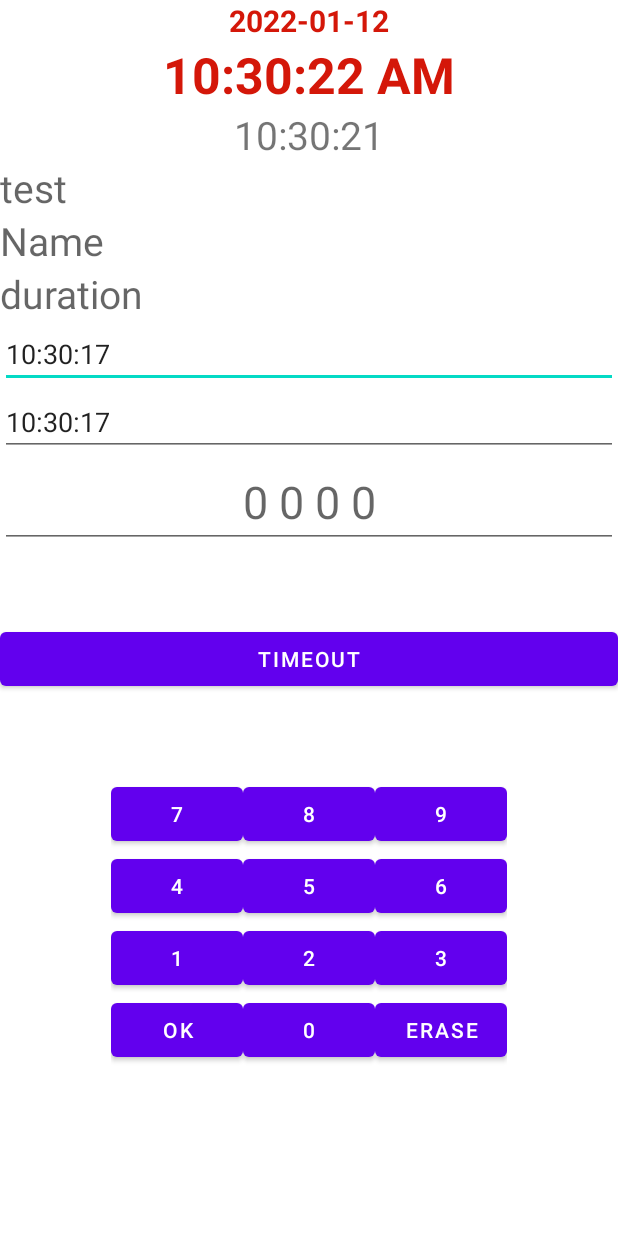
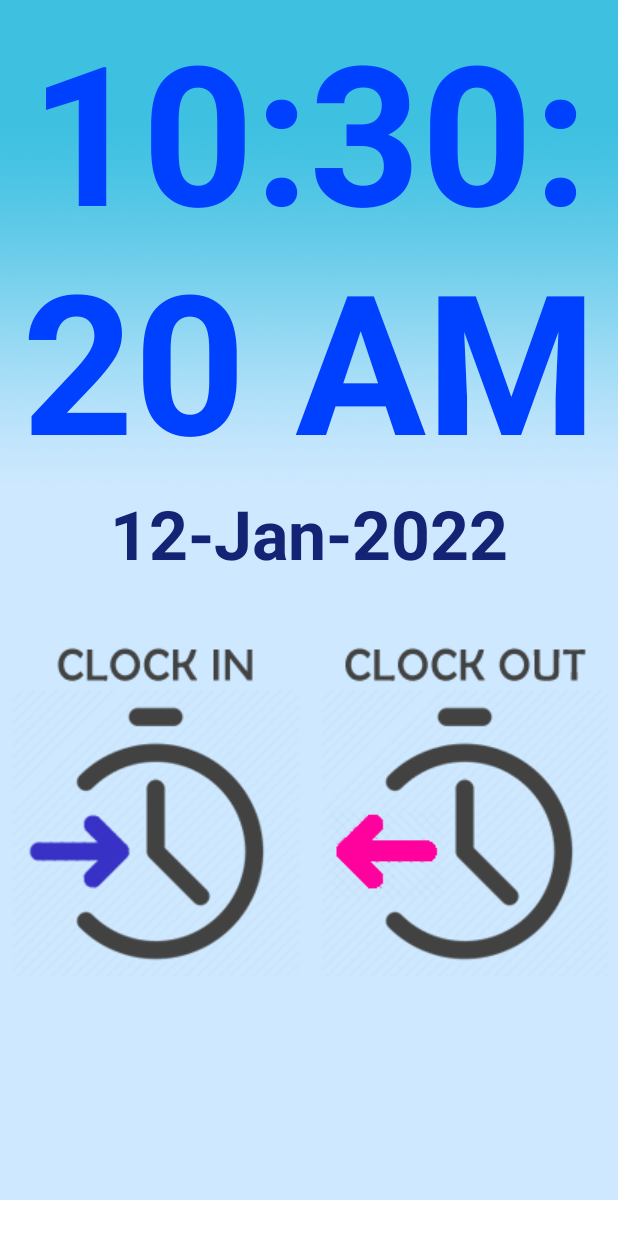
Before and after one commit to nicoderilo/TimINTimeOUT, an Android app: the MainActivity screen opened directly, with no data from a screen before it, after a tap on "OK", on a phone screen of 412 x 824 dp. Run offline under Robolectric (Android 15) with nearby library versions, the phone set to English and light mode, and no system bars; 1 statement that could not run was skipped; 1 other tap on this screen came first.

Commit message:
designed timINtimeOut xml

```diff
--- a/app/src/main/java/com/example/timintimeout/ConnectionHelper.java
+++ b/app/src/main/java/com/example/timintimeout/ConnectionHelper.java
@@ -21,6 +21,7 @@
     public Connection conclass()
     {
         ip="10.0.0.106";
+        //ip="192.168.0.45";
         port="50379";
         db="timetrack";
         un="sa";
--- a/app/src/main/java/com/example/timintimeout/MainActivity.java
+++ b/app/src/main/java/com/example/timintimeout/MainActivity.java
@@ -4,6 +4,7 @@
 import androidx.appcompat.app.AppCompatActivity;
 
 import android.annotation.SuppressLint;
+import android.content.Intent;
 import android.os.Bundle;
 import android.os.Handler;
 import android.os.StrictMode;
@@ -37,12 +38,14 @@
     public TextView current_time_view,tvDuration,tvTimeMode,tvempName,tvTest;
     private Handler mHandler = new Handler();//for my timer
     Connection connection;
+
    // ConnectionHelper connectionHelper;
 
     @Override
     protected void onCreate(Bundle savedInstanceState) {
         getSupportActionBar().hide(); //this will hide the title of my proj
         super.onCreate(savedInstanceState);
+        hideNavigationBar();
         setContentView(R.layout.activity_main);
         Instant start = Instant.now();
         // time passes
@@ -56,7 +59,7 @@
         tvTimeMode = findViewById(R.id.tvTimeMode);
         tvempName = findViewById(R.id.tvempName);
         tvTest = findViewById(R.id.tvTest);
-        btnTimeOut = findViewById(R.id.btnTimeOut);
+        //btnTimeOut = findViewById(R.id.btnTimeOut);
         btnOk = findViewById(R.id.btnOk);
         btnErase = findViewById(R.id.btnErase);
         btn0 = findViewById(R.id.btn0);
@@ -81,15 +84,15 @@
 
 
         //----------------------------------------------------------------------------------------------------
-        btnTimeOut.setOnClickListener(new View.OnClickListener() {
-            @Override
-            public void onClick(View view) {
-                String startTime =  current_time_view.getText().toString();
-                String endTime = current_time_view.getText().toString();
-                etStart.setText(startTime);
-                etEnd.setText(endTime);
-            }
-        });
+//        btnTimeOut.setOnClickListener(new View.OnClickListener() {
+//            @Override
+//            public void onClick(View view) {
+//                String startTime =  current_time_view.getText().toString();
+//                String endTime = current_time_view.getText().toString();
+//                etStart.setText(startTime);
+//                etEnd.setText(endTime);
+//            }
+//        });
 
         btnOk.setOnClickListener(new View.OnClickListener() {
             @Override
@@ -105,9 +108,9 @@
                 try {
                     if (connection !=null){
 
-                        Toast.makeText(getApplicationContext(), "connected to server", Toast.LENGTH_LONG).show();
+                        Toast.makeText(getApplicationContext(), "connected to server", Toast.LENGTH_SHORT).show();
                     } else if (connection ==null){
-                    Toast.makeText(getApplicationContext(), "Not connected to server", Toast.LENGTH_LONG).show();
+                    Toast.makeText(getApplicationContext(), "Not connected to server", Toast.LENGTH_SHORT).show();
                 }
                 }  catch (Exception exception){
                     Log.e("Error",exception.getMessage());
@@ -137,10 +140,21 @@
                             String Time_IN_Value = etStart.getText().toString();
                             if (Time_IN_Value.equals("")) {
 
+                                String sqlGetName ="SELECT * FROM employee WHERE empUser = '"+ etEmpCode.getText().toString() +"'";
+
+                                st = connection.createStatement();
+                                rs = st.executeQuery(sqlGetName);
+
+                                while(rs.next()){
+
+                                    tvempName.setText(rs.getString(2)); //get empFName to save
+
+                                }
                                 etStart.setText(current_time_view.getText().toString());
                                         String sqlinsert ="INSERT INTO timeSummary ([empUser],[empFName],[startTime],[endTime],[duration],[date]) VALUES ('"+ etEmpCode.getText().toString() +"','"+tvempName.getText().toString()+"','"+etStart.getText().toString()+"','"+etEnd.getText().toString()+"','"+tvDuration.getText().toString()+"','"+ textClockDate.getText().toString()+"')";
-                                        Toast.makeText(getApplicationContext(), "Added Successful", Toast.LENGTH_LONG).show();
+                                        Toast.makeText(getApplicationContext(), "Time In Successful", Toast.LENGTH_LONG).show();
                                         st.executeQuery(sqlinsert);
+                                Toast.makeText(getApplicationContext(), "Time IN Successful", Toast.LENGTH_SHORT).show();
                             }//save startTime - END
 
 
@@ -190,33 +204,16 @@
                         Toast.makeText(getApplicationContext(), "Added Successful", Toast.LENGTH_LONG).show();
                         Statement st = connection.createStatement();
                         st.executeQuery(sqlinsert);
+                        Toast.makeText(getApplicationContext(), "Time OUT Successful", Toast.LENGTH_SHORT).show();
                     } catch (ParseException | SQLException e) {
                         e.printStackTrace();
                     }
 
                 } //this code will get the time and display in edit text - END
 
-
+                Intent intent = new Intent(MainActivity.this, TimeInOutActivity.class);
+                startActivity(intent);
             } //BtnOk - end
-
-
-//            @SuppressLint("NewApi")
-//            public Connection connectionClass(){
-//                Connection con = null;
-//                String ip="10.0.0.106", port="50379", username="sa",password="01Password", databasename="timetrack";
-//                StrictMode.ThreadPolicy tp = new StrictMode.ThreadPolicy.Builder().permitAll().build();
-//                StrictMode.setThreadPolicy(tp);
-//                try {
-//                    Class.forName("net.sourceforge.jtds.jdbc.Driver");
-//                    String connectionUrl="jdbc:jtds:sqlserver://"+ip+":"+port+";databasename="+databasename+";User="+username+";password="+password+";";
-//                    con = DriverManager.getConnection(connectionUrl);
-//                }
-//                catch (Exception exception){
-//                    Log.e("Error",exception.getMessage());
-//                }
-//                return  con;
-//            }
-
 
         });
 
@@ -291,6 +288,16 @@
 
     }
 
+    private void hideNavigationBar() {
+        this.getWindow().getDecorView().setSystemUiVisibility(
+                View.SYSTEM_UI_FLAG_FULLSCREEN |
+                        View.SYSTEM_UI_FLAG_HIDE_NAVIGATION |
+                        View.SYSTEM_UI_FLAG_IMMERSIVE_STICKY |
+                        View.SYSTEM_UI_FLAG_LAYOUT_FULLSCREEN |
+                        View.SYSTEM_UI_FLAG_LAYOUT_HIDE_NAVIGATION |
+                        View.SYSTEM_UI_FLAG_LAYOUT_STABLE
+        );
+    }
 
 
     private void display(String num) {
--- a/app/src/main/java/com/example/timintimeout/TimeInOutActivity.java
+++ b/app/src/main/java/com/example/timintimeout/TimeInOutActivity.java
@@ -5,21 +5,29 @@
 import android.content.Intent;
 import android.os.Bundle;
 import android.view.View;
+import android.view.WindowManager;
 import android.widget.Button;
+import android.widget.ImageButton;
 
 public class TimeInOutActivity extends AppCompatActivity {
     Button btnTimeIn, btnTimeOut;
+    ImageButton imbtnIn,imbtnOut;
 
     @Override
     protected void onCreate(Bundle savedInstanceState) {
+        this.getWindow().setFlags(WindowManager.LayoutParams.FLAG_FULLSCREEN, WindowManager.LayoutParams.FLAG_ALLOW_LOCK_WHILE_SCREEN_ON);
         getSupportActionBar().hide(); //this will hide the title of my proj.
         super.onCreate(savedInstanceState);
         setContentView(R.layout.activity_time_in_out);
 
-        btnTimeIn = findViewById(R.id.btnTimeIn);
-        btnTimeOut = findViewById(R.id.btnTimeOut);
+//        btnTimeIn = findViewById(R.id.btnTimeIn);
+//        btnTimeOut = findViewById(R.id.btnTimeOut);
+        imbtnIn = findViewById(R.id.imbtnIn);
+        imbtnOut = findViewById(R.id.imbtnOut);
 
-        btnTimeIn.setOnClickListener(new View.OnClickListener() {
+        hideNavigationBar();
+
+        imbtnIn.setOnClickListener(new View.OnClickListener() {
             @Override
             public void onClick(View view) {
                 Intent intent = new Intent(TimeInOutActivity.this, MainActivity.class);
@@ -31,7 +39,7 @@
             }
         });
 
-        btnTimeOut.setOnClickListener(new View.OnClickListener() {
+        imbtnOut.setOnClickListener(new View.OnClickListener() {
             @Override
             public void onClick(View view) {
                 Intent intent = new Intent(TimeInOutActivity.this, MainActivity.class);
@@ -40,4 +48,15 @@
             }
         });
     }
+
+    public void hideNavigationBar() {
+        this.getWindow().getDecorView().setSystemUiVisibility(
+                View.SYSTEM_UI_FLAG_FULLSCREEN |
+                        View.SYSTEM_UI_FLAG_HIDE_NAVIGATION |
+                        View.SYSTEM_UI_FLAG_IMMERSIVE_STICKY |
+                        View.SYSTEM_UI_FLAG_LAYOUT_FULLSCREEN |
+                        View.SYSTEM_UI_FLAG_LAYOUT_HIDE_NAVIGATION |
+                        View.SYSTEM_UI_FLAG_LAYOUT_STABLE
+        );
+    }
 }
--- a/app/src/main/res/layout/activity_main.xml
+++ b/app/src/main/res/layout/activity_main.xml
@@ -1,5 +1,5 @@
 <?xml version="1.0" encoding="utf-8"?>
-<ScrollView xmlns:android="http://schemas.android.com/apk/res/android"
+<RelativeLayout xmlns:android="http://schemas.android.com/apk/res/android"
     xmlns:app="http://schemas.android.com/apk/res-auto"
     xmlns:tools="http://schemas.android.com/tools"
     android:layout_width="match_parent"
@@ -42,28 +42,6 @@
         android:gravity="center_horizontal"
         android:text=""
         android:textSize="26sp" />
-    <TextView
-         android:id="@+id/tvTest"
-         android:hint="test"
-         android:layout_width="wrap_content"
-         android:layout_height="wrap_content"
-         android:text=""
-         android:textSize="26sp" />
-    <TextView
-        android:id="@+id/tvempName"
-        android:hint="Name"
-        android:layout_width="wrap_content"
-        android:layout_height="wrap_content"
-        android:text=""
-        android:textSize="26sp" />
-
-    <TextView
-        android:id="@+id/tvDuration"
-        android:hint="duration"
-        android:layout_width="wrap_content"
-        android:layout_height="wrap_content"
-        android:text=""
-        android:textSize="26sp" />
 
         <!--    <Button-->
     <!--        android:id="@+id/get_current_time"-->
@@ -72,15 +50,63 @@
     <!--        android:layout_marginTop="50dp"-->
     <!--        android:onClick="getCurrentTime"-->
     <!--        android:text="Get Current Time" />-->
+
+        <LinearLayout
+            android:layout_width="744dp"
+            android:layout_height="wrap_content"
+            android:orientation="horizontal">
+
+            <!--        <Button-->
+            <!--            android:id="@+id/btnDuration"-->
+            <!--            android:layout_width="210dp"-->
+            <!--            android:layout_height="wrap_content"-->
+            <!--            android:layout_marginTop="50dp"-->
+            <!--            android:text="Duration" />-->
+
+            <!--        <Button-->
+            <!--            android:id="@+id/btnTimeOut"-->
+            <!--            android:layout_width="match_parent"-->
+            <!--            android:layout_height="wrap_content"-->
+            <!--            android:layout_marginTop="50dp"-->
+            <!--            android:text="Timeout" />-->
+
+            <TextView
+                android:id="@+id/tvempName"
+                android:layout_width="wrap_content"
+                android:layout_height="wrap_content"
+                android:hint="Name"
+                android:text=""
+                android:textSize="26sp" />
+            <TextView
+                android:id="@+id/tvDuration"
+                android:layout_width="wrap_content"
+                android:layout_height="wrap_content"
+                android:hint="duration"
+                android:text=""
+                android:textSize="26sp" />
+
             <EditText
                 android:id="@+id/etStart"
-        android:layout_width="match_parent"
-        android:layout_height="wrap_content"/>
+                android:hint="start"
+                android:layout_width="wrap_content"
+                android:layout_height="wrap_content" />
+
+            <TextView
+                android:id="@+id/tvTest"
+                android:layout_width="wrap_content"
+                android:layout_height="wrap_content"
+                android:hint="test"
+                android:text=""
+                android:textSize="26sp" />
+
+
+
             <EditText
                 android:id="@+id/etEnd"
-        android:layout_width="match_parent"
+                android:layout_width="wrap_content"
                 android:layout_height="wrap_content"
-        android:hint="end"/>
+                android:hint="end" />
+        </LinearLayout>
 
         <LinearLayout
         android:layout_width="match_parent"
@@ -127,26 +153,6 @@
         <!--            android:hint=""-->
         <!--            android:text="-"-->
         <!--            android:textColor="#006891" />-->
-    </LinearLayout>
-
-    <LinearLayout
-        android:layout_width="match_parent"
-        android:layout_height="153dp"
-        android:orientation="horizontal">
-
-<!--        <Button-->
-<!--            android:id="@+id/btnDuration"-->
-<!--            android:layout_width="210dp"-->
-<!--            android:layout_height="wrap_content"-->
-<!--            android:layout_marginTop="50dp"-->
-<!--            android:text="Duration" />-->
-
-        <Button
-            android:id="@+id/btnTimeOut"
-            android:layout_width="match_parent"
-            android:layout_height="wrap_content"
-            android:layout_marginTop="50dp"
-            android:text="Timeout" />
     </LinearLayout>
 
         <androidx.gridlayout.widget.GridLayout
@@ -317,8 +323,14 @@
         android:text="Time OUT"
         android:textAlignment="center"
         android:textSize="26sp" />
+
         <!--        android:format12Hour="hh:mm:ss a"-->
 
 
     </LinearLayout>
-</ScrollView>
+
+    <LinearLayout
+        android:layout_width="match_parent"
+        android:layout_height="match_parent"
+        android:orientation="horizontal"></LinearLayout>
+</RelativeLayout>
--- a/app/src/main/res/layout/activity_time_in_out.xml
+++ b/app/src/main/res/layout/activity_time_in_out.xml
@@ -1,62 +1,94 @@
 <?xml version="1.0" encoding="utf-8"?>
-<RelativeLayout xmlns:android="http://schemas.android.com/apk/res/android"
+<LinearLayout xmlns:android="http://schemas.android.com/apk/res/android"
     xmlns:app="http://schemas.android.com/apk/res-auto"
     xmlns:tools="http://schemas.android.com/tools"
     android:layout_width="match_parent"
-    android:layout_height="match_parent"
+    android:layout_height="800dp"
     tools:context=".TimeInOutActivity">
 <!---->
     <LinearLayout
         android:layout_width="match_parent"
-        android:layout_height="match_parent">
+        android:layout_height="match_parent"
+        android:background="@drawable/bg5"
+        android:orientation="vertical">
 
         <LinearLayout
             android:layout_width="match_parent"
-            android:layout_height="match_parent"
+            android:layout_height="wrap_content"
             android:orientation="vertical">
+            <!--            android:gravity="center_horizontal"-->
+
+
+            <TextClock
+                android:id="@+id/tcTime"
+                android:layout_width="match_parent"
+                android:layout_height="wrap_content"
+                android:layout_centerHorizontal="true"
+                android:format12Hour="hh:mm:ss a"
+                android:textAlignment="center"
+                android:textColor="#0040FF"
+                android:text="12:00:00 PM"
+                android:textSize="130sp"
+                android:textStyle="bold" />
 
             <TextClock
                 android:id="@+id/tcDate"
-                android:layout_width="fill_parent"
-                android:layout_height="wrap_content"
-                android:format12Hour="dd-MM-yyyy"
-                android:gravity="center_horizontal"
-                android:textColor="#d41709"
-                android:textSize="20sp"
-                android:hint="Jan 1, 2022"
+                android:layout_width="match_parent"
+                android:layout_height="match_parent"
+                android:layout_centerHorizontal="true"
+                android:format12Hour="dd-MMM-yyyy"
+                android:text="1-Jan-2022"
+                android:textAlignment="center"
+                android:textColor="#152375"
+                android:textSize="45sp"
                 android:textStyle="bold" />
 
-            <TextClock
-                android:id="@+id/tcTime"
-                android:layout_width="fill_parent"
-                android:layout_height="wrap_content"
-                android:format12Hour="hh:mm:ss a"
-                android:gravity="center_horizontal"
-                android:textColor="#d41709"
-                android:textSize="33sp"
-                android:hint="12:00:00 PM"
-                android:textStyle="bold" />
+        </LinearLayout>
+
 
         <LinearLayout
             android:layout_width="match_parent"
-                android:layout_height="match_parent"
-                android:orientation="horizontal">
+            android:layout_height="wrap_content"
+            android:orientation="horizontal"
+            android:layout_marginTop="30dp"
+            app:layout_column="0">
 
-                <Button
-                    android:id="@+id/btnTimeIn"
-                    android:layout_width="wrap_content"
+<!--            <Button-->
+<!--                android:id="@+id/btnTimeIn"-->
+<!--                android:layout_width="wrap_content"-->
+<!--                android:layout_height="200dp"-->
+<!--                android:layout_margin="20dp"-->
+<!--                android:layout_weight="1"-->
+<!--                android:text="Clock  In"-->
+<!--                android:textSize="25sp" />-->
+
+<!--            <Button-->
+<!--                android:id="@+id/btnTimeOut"-->
+<!--                android:layout_width="wrap_content"-->
+<!--                android:layout_height="200dp"-->
+<!--                android:layout_margin="20dp"-->
+<!--                android:layout_weight="1"-->
+<!--                android:text="Clock Out"-->
+<!--                android:textSize="25sp" />-->
+
+            <ImageButton
+                android:id="@+id/imbtnIn"
+                android:layout_width="20dp"
+
                 android:layout_height="wrap_content"
                 android:layout_weight="1"
-                    android:text="Time In" />
+                android:background="@null"
+                app:srcCompat="@drawable/clockin1" />
+            <ImageButton
+                android:id="@+id/imbtnOut"
 
-                <Button
-                    android:id="@+id/btnTimeOut"
-                    android:layout_width="wrap_content"
+
+                android:layout_width="20dp"
                 android:layout_height="wrap_content"
                 android:layout_weight="1"
-                    android:text="Time Out" />
-            </LinearLayout>
+                android:background="@null"
+                app:srcCompat="@drawable/clockout1" />
         </LinearLayout>
     </LinearLayout>
 
-</RelativeLayout>
+</LinearLayout>
--- a/app/src/main/res/values/colors.xml
+++ b/app/src/main/res/values/colors.xml
@@ -1,7 +1,8 @@
 <?xml version="1.0" encoding="utf-8"?>
 <resources>
     <color name="purple_200">#FFBB86FC</color>
-    <color name="purple_500">#FF6200EE</color>
+    <color name="purple_500">#0088fb</color>
+<!--    <color name="purple_500">#FF6200EE</color>-->
     <color name="purple_700">#FF3700B3</color>
     <color name="teal_200">#FF03DAC5</color>
     <color name="teal_700">#FF018786</color>
```
Also changed, not shown: app/src/main/java/com/example/timintimeout/ReportActivity.java (+13 -9 lines), app/src/main/res/layout/activity_home.xml (+14 -12 lines), app/src/main/res/drawable/bg1.png (added), app/src/main/res/drawable/bg2.png (added), app/src/main/res/drawable/bg3.png (added), app/src/main/res/drawable/bg4.png (added), app/src/main/res/drawable/bg5.png (added), app/src/main/res/drawable/bg6.png (added), app/src/main/res/drawable/clockin.png (added), app/src/main/res/drawable/clockin1.png (added), app/src/main/res/drawable/clockout.png (added), app/src/main/res/drawable/clockout1.png (added). Lines whose indentation alone changed are shown as unchanged.
